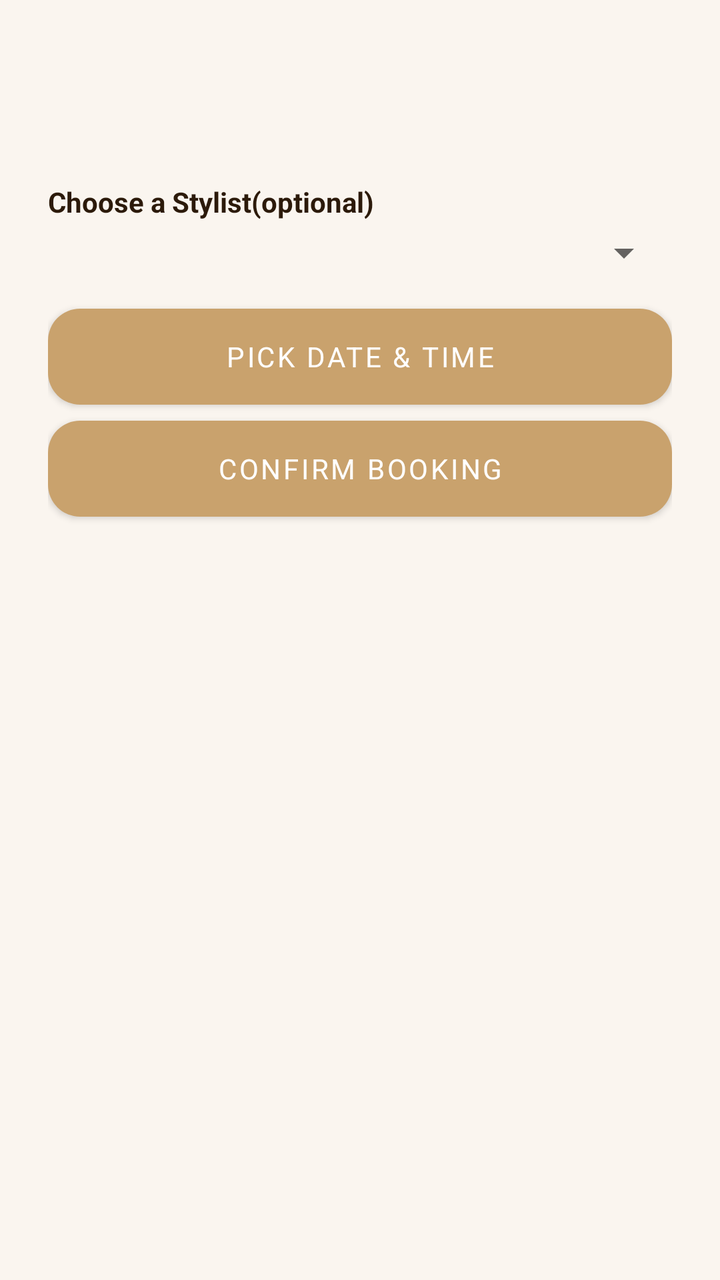
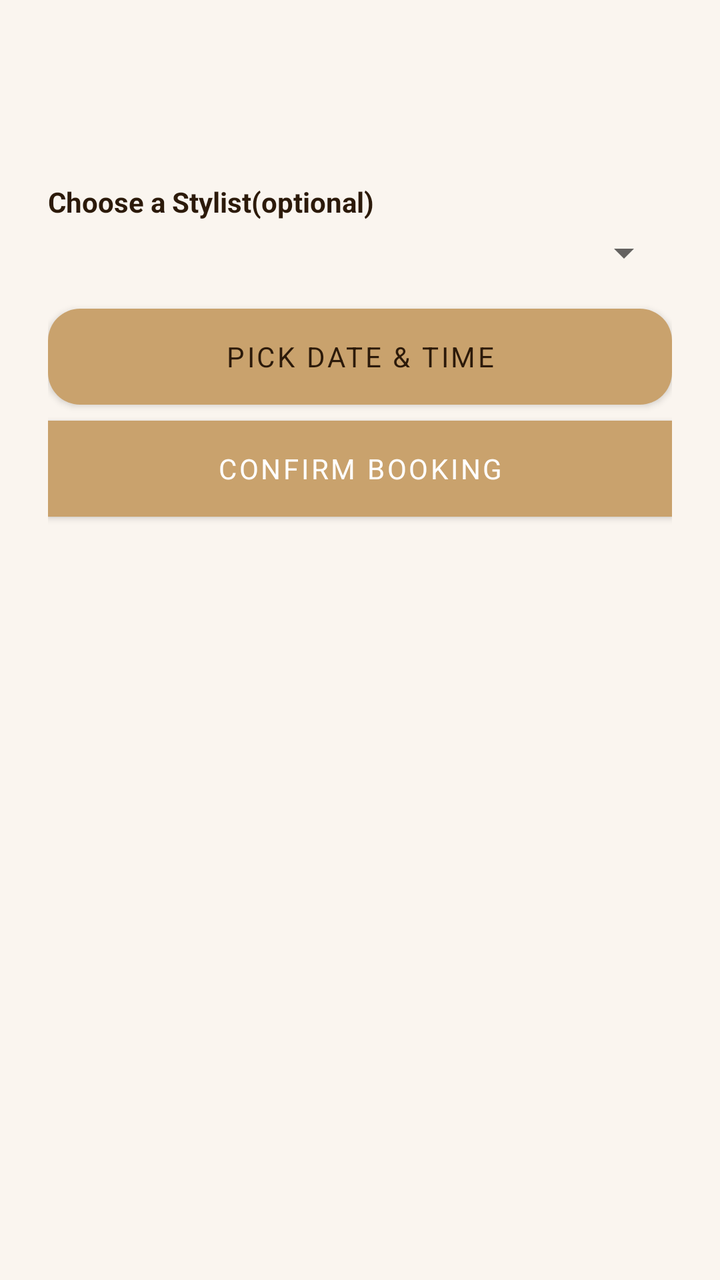

Before-and-after screenshots of an Android layout around one commit, followed by the original layout XML and the change that was made.
<!-- AndroidManifest.xml: application theme Theme.Lustre -->
<!-- res/layout/bottom_sheet_booking.xml -->
<?xml version="1.0" encoding="utf-8"?>
<LinearLayout xmlns:android="http://schemas.android.com/apk/res/android"
    android:layout_width="match_parent"
    android:layout_height="wrap_content"
    android:orientation="vertical"
    android:padding="24dp">

    <TextView
        android:id="@+id/tv_bs_salon_name"
        android:layout_width="match_parent"
        android:layout_height="wrap_content"
        android:textSize="20sp"
        android:textStyle="bold"
        android:textColor="@color/gold_dark"
        android:layout_marginBottom="4dp"
        />
    <TextView
        android:layout_width="match_parent"
        android:layout_height="wrap_content"
        android:id="@+id/tv_bs_service_summary"
        android:textSize="15sp"
        android:textColor="@color/text_medium"
        android:layout_marginBottom="16dp"
        />
    <LinearLayout
        android:layout_width="match_parent"
        android:layout_height="wrap_content"
        android:id="@+id/layout_stylist_section"
        android:orientation="vertical"
        android:layout_marginBottom="16dp"
        >
        <TextView
            android:layout_width="match_parent"
            android:layout_height="wrap_content"
            android:text="Choose a Stylist(optional)"
            android:textStyle="bold"
            android:layout_marginBottom="4dp"
            android:textColor="@color/text_dark"
            />

        <Spinner
            android:id="@+id/spinner_stylists"
            android:layout_width="match_parent"
            android:layout_height="wrap_content"
            />

    </LinearLayout>
    <Button
        android:id="@+id/btn_pick_datetime"
        android:layout_width="match_parent"
        android:layout_height="wrap_content"
        android:background="@drawable/bg_button_gold"
        android:textColor="@color/white"
        android:text="Pick Date &amp; Time"
        android:layout_marginBottom="8dp"/>

    <TextView
        android:id="@+id/tv_selected_time"
        android:layout_width="match_parent"
        android:layout_height="wrap_content"
        android:visibility="gone"
        android:textColor="@color/gold_dark"
        android:layout_marginBottom="16dp"/>

    <ProgressBar
        android:id="@+id/progress_booking"
        android:layout_width="wrap_content"
        android:layout_height="wrap_content"
        android:layout_gravity="center"
        android:visibility="gone"
        android:layout_marginBottom="8dp"/>

    <Button
        android:id="@+id/btn_confirm_booking"
        android:layout_width="match_parent"
        android:layout_height="wrap_content"
        android:textColor="@color/white"
        android:background="@drawable/bg_button_gold"
        android:text="Confirm Booking"
        android:layout_marginBottom="16dp"/>

</LinearLayout>
<!-- resources referenced by this layout -->
<resources>
  <color name="gold_dark">#8B5E2A</color>
  <color name="text_dark">#2C1A0A</color>
  <color name="text_medium">#7A6045</color>
  <color name="white">#FFFFFF</color>
  <!-- drawable bg_button_gold (drawable) -->
  <?xml version="1.0" encoding="utf-8"?>
  <shape xmlns:android="http://schemas.android.com/apk/res/android"
      android:shape="rectangle">
      <corners android:radius="16dp" />
      <gradient
          android:type="linear"
          android:angle="135"
          android:startColor="#C9A26D"
          android:endColor="#8B5E2A" />
  </shape>
  <style name="Theme.Lustre" parent="Theme.MaterialComponents.Light.NoActionBar">
          <item name="colorPrimary">@color/gold_light</item>
          <item name="colorPrimaryVariant">@color/gold_dark</item>
          <item name="colorOnPrimary">@color/white</item>
          <item name="colorSecondary">@color/gold_dark</item>
          <item name="colorSecondaryVariant">@color/gold_darker</item>
          <item name="colorOnSecondary">@color/white</item>
          <item name="android:colorBackground">@color/cream_bg</item>
          <item name="android:statusBarColor">@color/gold_dark</item>
          <item name="android:navigationBarColor">@color/white</item>
          <item name="android:windowBackground">@color/cream_bg</item>
          <item name="android:fontFamily">sans-serif</item>
      </style>
  <color name="gold_light">#C9A26D</color>
  <color name="gold_darker">#5C3010</color>
  <color name="cream_bg">#FAF5EF</color>
</resources>

<!-- the commit's change to res/layout/bottom_sheet_booking.xml (unified diff, before → after) -->
@@ -32,7 +32,7 @@
         <TextView
             android:layout_width="match_parent"
             android:layout_height="wrap_content"
-            android:text="Choose a Stylist(optional)"
+            android:text="@string/choose_stylist"
             android:textStyle="bold"
             android:layout_marginBottom="4dp"
             android:textColor="@color/text_dark"
@@ -49,9 +49,10 @@
         android:id="@+id/btn_pick_datetime"
         android:layout_width="match_parent"
         android:layout_height="wrap_content"
-        android:background="@drawable/bg_button_gold"
-        android:textColor="@color/white"
-        android:text="Pick Date &amp; Time"
+        android:background="@drawable/bg_button_green"
+        android:backgroundTint="@color/gold_dark"
+        android:textColor="@color/text_dark"
+        android:text="@string/pick_date_time"
         android:layout_marginBottom="8dp"/>
 
     <TextView
@@ -75,8 +76,8 @@
         android:layout_width="match_parent"
         android:layout_height="wrap_content"
         android:textColor="@color/white"
-        android:background="@drawable/bg_button_gold"
-        android:text="Confirm Booking"
+        android:background="@color/text_dark"
+        android:text="@string/confirm_booking"
         android:layout_marginBottom="16dp"/>
 
 </LinearLayout>
<!-- resource entries referenced after the edit -->
@@ -4,17 +4,19 @@
   <color name="text_dark">#2C1A0A</color>
   <color name="text_medium">#7A6045</color>
   <color name="white">#FFFFFF</color>
-  <!-- drawable bg_button_gold (drawable) -->
+  <!-- drawable bg_button_green (drawable) -->
   <?xml version="1.0" encoding="utf-8"?>
   <shape xmlns:android="http://schemas.android.com/apk/res/android"
       android:shape="rectangle">
       <corners android:radius="16dp" />
       <gradient
-          android:type="linear"
           android:angle="135"
-          android:startColor="#C9A26D"
-          android:endColor="#8B5E2A" />
+          android:endColor="#207050"
+          android:startColor="#40A070" />
   </shape>
+  <string name="choose_stylist">Choose a Stylist(optional)</string>
+  <string name="confirm_booking">Confirm Booking</string>
+  <string name="pick_date_time">Pick Date &amp; Time</string>
   <style name="Theme.Lustre" parent="Theme.MaterialComponents.Light.NoActionBar">
           <item name="colorPrimary">@color/gold_light</item>
           <item name="colorPrimaryVariant">@color/gold_dark</item>
